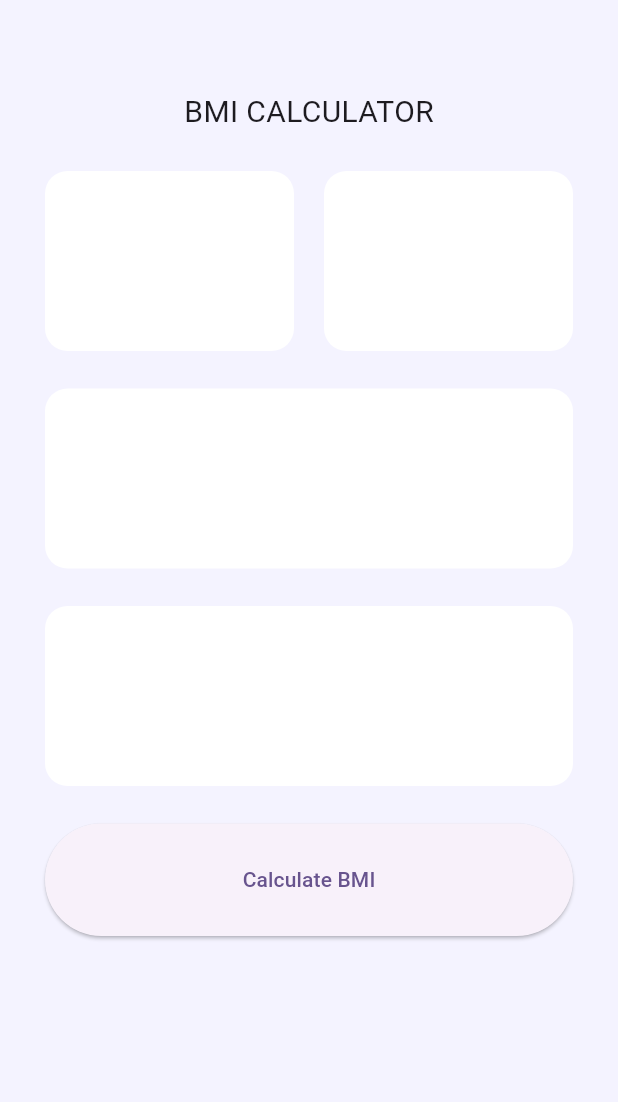
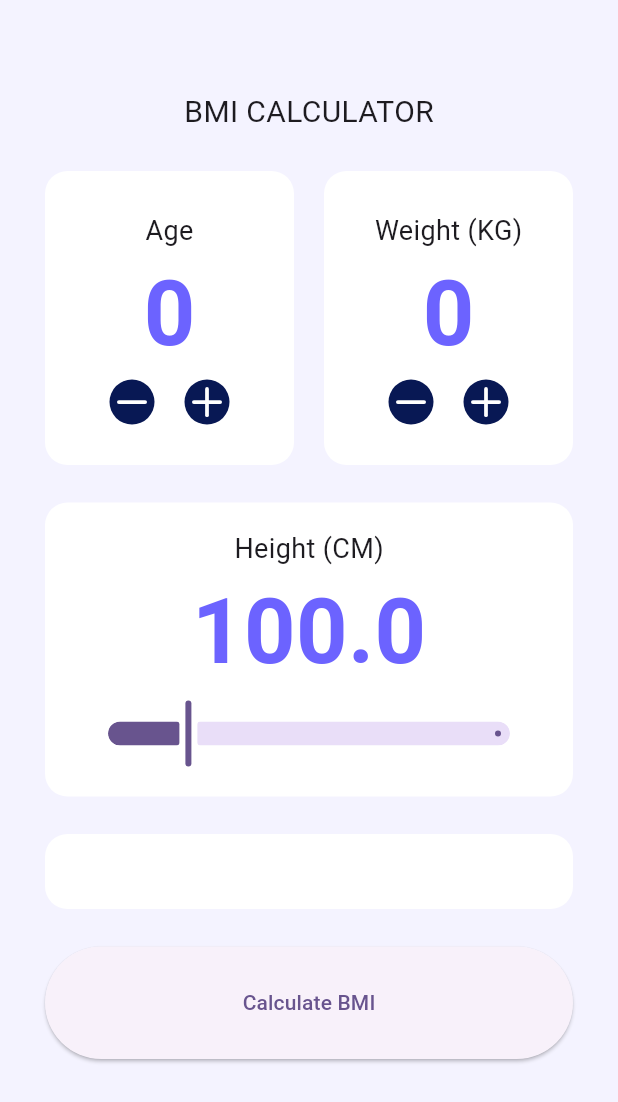
Before and after one commit to JAEJUN0124/daelim_2025-3-1_projcet1, a Flutter app: the MainScreen screen opened by its route, on a phone screen of 412 x 824 dp. Shown: the top 1102 px of the screen. Run offline on Flutter 3.47's test engine with Material 3 defaults, Android fonts, the light colour scheme and no system bars; our stand-ins replace go_router, lucide_icons_flutter.

Commit message:
7주차 과제

```diff
--- /dev/null
+++ b/lib/presentation/common/widgets/white_box.dart
@@ -0,0 +1,21 @@
+import 'package:flutter/material.dart';
+
+class WhiteBox extends StatelessWidget {
+  final EdgeInsetsGeometry? padding;
+  final Widget child;
+
+  const WhiteBox({super.key, this.padding, required this.child});
+
+  @override
+  Widget build(BuildContext context) {
+    return Container(
+      width: double.infinity,
+      padding: padding,
+      decoration: BoxDecoration(
+        color: Colors.white,
+        borderRadius: BorderRadius.circular(15),
+      ),
+      child: child,
+    );
+  }
+}
--- a/lib/presentation/main/main_screen.dart
+++ b/lib/presentation/main/main_screen.dart
@@ -1,3 +1,6 @@
+import 'package:daelim_2025/presentation/common/widgets/white_box.dart';
+import 'package:daelim_2025/presentation/main/widgets/height_box.dart';
+import 'package:daelim_2025/presentation/main/widgets/in_de_container.dart';
 import 'package:flutter/material.dart';
 
 class MainScreen extends StatefulWidget {
@@ -8,15 +11,8 @@ class MainScreen extends StatefulWidget {
 }
 
 class _MainScreenState extends State<MainScreen> {
-  Widget _bulidContainer() {
-    return Container(
-      height: 120,
-      decoration: BoxDecoration(
-        color: Colors.white,
-        borderRadius: BorderRadius.circular(15),
-      ),
-    );
-  }
+  int _age = 0;
+  int _weight = 0;
 
   @override
   Widget build(BuildContext context) {
@@ -30,15 +26,46 @@ class _MainScreenState extends State<MainScreen> {
             children: [
               SizedBox(height: 35),
               Text('BMI CALCULATOR', style: TextStyle(fontSize: 20)),
+              //#region 나이, 몸무게 입력
               Row(
                 spacing: 20,
                 children: [
-                  Expanded(child: _bulidContainer()),
-                  Expanded(child: _bulidContainer()),
+                  Expanded(
+                    child: InDeContainer(
+                      title: 'Age',
+                      value: _age,
+                      onMinus: () {
+                        if (_age == 0) return;
+
+                        setState(() => _age--);
+                        debugPrint('Age: 마이너스 클릭');
+                      },
+                      onPlus: () {
+                        setState(() => _age++);
+                        debugPrint('Age: 플러스 클릭');
+                      },
+                    ),
+                  ),
+                  Expanded(
+                    child: InDeContainer(
+                      title: 'Weight (KG)',
+                      value: _weight,
+                      onMinus: () {
+                        if (_weight == 0) return;
+
+                        setState(() => _weight--);
+                        debugPrint('Weight: 마이너스 클릭');
+                      },
+                      onPlus: () {
+                        setState(() => _weight++);
+                        debugPrint('Weight: 플러스 클릭');
+                      },
+                    ),
+                  ),
                 ],
               ),
-              _bulidContainer(),
-              _bulidContainer(),
+              HeightBox(),
+              WhiteBox(padding: EdgeInsets.all(25), child: SizedBox.shrink()),
               SizedBox(
                 width: double.infinity,
                 height: 75,
--- /dev/null
+++ b/lib/presentation/main/widgets/circle_icon_button.dart
@@ -0,0 +1,53 @@
+import 'package:flutter/material.dart';
+
+class CircleIconButton extends StatelessWidget {
+  final IconData icon;
+  final VoidCallback? onTap;
+
+  const CircleIconButton({super.key, required this.icon, required this.onTap});
+
+  Widget firstWay() {
+    return Container(
+      decoration: BoxDecoration(
+        borderRadius: BorderRadius.circular(50),
+        color: Color(0xFF081854),
+      ),
+      child: Icon(icon, color: Colors.white, size: 30),
+    );
+  }
+
+  Widget secondWay() {
+    return GestureDetector(
+      onTap: onTap,
+      child: Container(
+        decoration: BoxDecoration(
+          shape: BoxShape.circle,
+          color: Color(0xFF081854),
+        ),
+        child: Icon(icon, color: Colors.white, size: 30),
+      ),
+    );
+  }
+
+  Widget thirdWay() {
+    return IconButton(
+      onPressed: onTap,
+      style: IconButton.styleFrom(shape: CircleBorder()),
+      icon: Icon(icon),
+    );
+  }
+
+  @override
+  Widget build(BuildContext context) {
+    return GestureDetector(
+      onTap: onTap,
+      child: Container(
+        decoration: BoxDecoration(
+          shape: BoxShape.circle,
+          color: Color(0xFF081854),
+        ),
+        child: Icon(icon, color: Colors.white, size: 30),
+      ),
+    );
+  }
+}
--- /dev/null
+++ b/lib/presentation/main/widgets/height_box.dart
@@ -0,0 +1,46 @@
+import 'package:daelim_2025/presentation/common/widgets/white_box.dart';
+import 'package:flutter/material.dart';
+
+class HeightBox extends StatefulWidget {
+  const HeightBox({super.key});
+
+  @override
+  State<HeightBox> createState() => _HeightBoxState();
+}
+
+class _HeightBoxState extends State<HeightBox> {
+  double _height = 100.0;
+
+  @override
+  Widget build(BuildContext context) {
+    return WhiteBox(
+      padding: EdgeInsets.all(18),
+      child: Column(
+        children: [
+          // 타이틀
+          Text('Height (CM)', style: TextStyle(fontSize: 18)),
+          // 숫자
+          Text(
+            '$_height',
+            style: TextStyle(
+              fontSize: 60,
+              fontWeight: FontWeight.bold,
+              color: Color(0xFF6C63FF),
+            ),
+          ),
+          Slider(
+            year2023: false,
+            value: _height,
+            min: 50.0,
+            max: 300.0,
+            onChanged: (double value) {
+              setState(() {
+                _height = value;
+              });
+            },
+          ),
+        ],
+      ),
+    );
+  }
+}
--- /dev/null
+++ b/lib/presentation/main/widgets/in_de_container.dart
@@ -0,0 +1,50 @@
+import 'package:daelim_2025/presentation/common/widgets/white_box.dart';
+import 'package:daelim_2025/presentation/main/widgets/circle_icon_button.dart';
+import 'package:flutter/material.dart';
+import 'package:lucide_icons_flutter/lucide_icons.dart';
+
+class InDeContainer extends StatelessWidget {
+  final String title;
+  final int value;
+  final VoidCallback onMinus;
+  final VoidCallback onPlus;
+  const InDeContainer({
+    super.key,
+    required this.title,
+    required this.value,
+    required this.onMinus,
+    required this.onPlus,
+  });
+
+  @override
+  Widget build(BuildContext context) {
+    return WhiteBox(
+      padding: EdgeInsets.all(27),
+      child: Column(
+        mainAxisAlignment: MainAxisAlignment.center,
+        children: [
+          // 타이틀
+          Text(title, style: TextStyle(fontSize: 18)),
+          // 숫자
+          Text(
+            '$value',
+            style: TextStyle(
+              fontSize: 60,
+              fontWeight: FontWeight.bold,
+              color: Color(0xFF6C63FF),
+            ),
+          ),
+          // Minus-Plus 버튼
+          Row(
+            mainAxisAlignment: MainAxisAlignment.center,
+            spacing: 20,
+            children: [
+              CircleIconButton(onTap: onMinus, icon: LucideIcons.minus),
+              CircleIconButton(onTap: onPlus, icon: LucideIcons.plus),
+            ],
+          ),
+        ],
+      ),
+    );
+  }
+}
--- a/pubspec.yaml
+++ b/pubspec.yaml
@@ -34,6 +34,7 @@ dependencies:
   # The following adds the Cupertino Icons font to your application.
   # Use with the CupertinoIcons class for iOS style icons.
   cupertino_icons: ^1.0.8
+  lucide_icons_flutter: ^2.0.5
 
   go_router: ^14.8.1
 
```
Also changed, not shown: pubspec.lock.
